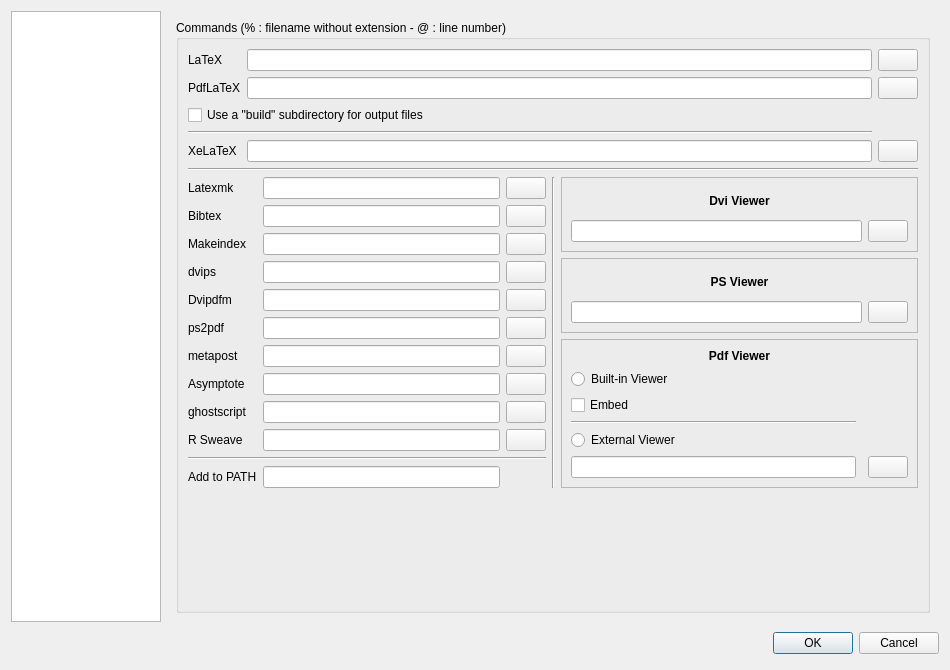
The window that configdialog.ui (orao/texmaker) describes before a commit, drawn with Qt 5.
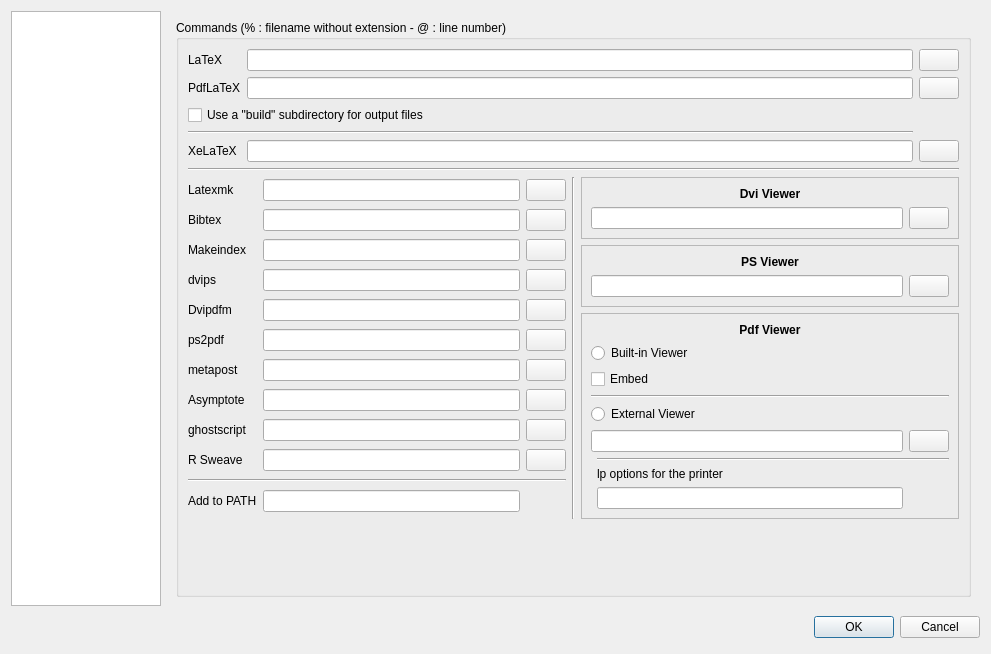
The same window after the commit. Icons and pictures are not drawn.

```diff
--- a/configdialog.ui
+++ b/configdialog.ui
@@ -6,8 +6,8 @@
    <rect>
     <x>0</x>
     <y>0</y>
-    <width>950</width>
-    <height>670</height>
+    <width>991</width>
+    <height>654</height>
    </rect>
   </property>
   <property name="windowTitle">
@@ -54,30 +54,6 @@
      </property>
     </widget>
    </item>
-   <item row="1" column="1">
-    <layout class="QHBoxLayout">
-     <item>
-      <spacer>
-       <property name="orientation">
-        <enum>Qt::Horizontal</enum>
-       </property>
-       <property name="sizeHint" stdset="0">
-        <size>
-         <width>407</width>
-         <height>31</height>
-        </size>
-       </property>
-      </spacer>
-     </item>
-     <item>
-      <widget class="QDialogButtonBox" name="buttonBox">
-       <property name="standardButtons">
-        <set>QDialogButtonBox::Cancel|QDialogButtonBox::Ok</set>
-       </property>
-      </widget>
-     </item>
-    </layout>
-   </item>
    <item row="0" column="1">
     <widget class="QStackedWidget" name="pagesWidget">
      <property name="sizePolicy">
@@ -96,7 +72,7 @@
       <number>0</number>
      </property>
      <widget class="QWidget" name="pt">
-      <layout class="QGridLayout" name="gridLayout_5">
+      <layout class="QGridLayout" name="gridLayout_17">
        <item row="0" column="0">
         <widget class="QGroupBox" name="groupBox">
          <property name="sizePolicy">
@@ -108,80 +84,22 @@
          <property name="title">
           <string>Commands (% : filename without extension - @ : line number)</string>
          </property>
-         <layout class="QGridLayout" name="gridLayout_18">
-          <item row="3" column="2">
-           <layout class="QVBoxLayout" name="verticalLayout_2">
-            <property name="sizeConstraint">
-             <enum>QLayout::SetDefaultConstraint</enum>
-            </property>
-            <item>
-             <widget class="QFrame" name="frame">
-              <property name="frameShape">
-               <enum>QFrame::StyledPanel</enum>
-              </property>
-              <property name="frameShadow">
-               <enum>QFrame::Raised</enum>
-              </property>
-              <layout class="QGridLayout" name="gridLayout_15">
-               <item row="0" column="0">
-                <layout class="QGridLayout" name="gridLayout_11">
-                 <item row="0" column="0" colspan="2">
-                  <widget class="QLabel" name="labelDviview">
-                   <property name="font">
-                    <font>
-                     <weight>75</weight>
-                     <bold>true</bold>
-                    </font>
-                   </property>
-                   <property name="text">
-                    <string>Dvi Viewer</string>
-                   </property>
-                   <property name="alignment">
-                    <set>Qt::AlignCenter</set>
-                   </property>
-                  </widget>
-                 </item>
-                 <item row="1" column="0">
-                  <widget class="QLineEdit" name="lineEditDviviewer">
-                   <property name="sizePolicy">
-                    <sizepolicy hsizetype="MinimumExpanding" vsizetype="Fixed">
-                     <horstretch>0</horstretch>
-                     <verstretch>0</verstretch>
-                    </sizepolicy>
-                   </property>
-                  </widget>
-                 </item>
-                 <item row="1" column="1">
-                  <widget class="QPushButton" name="pushButtonDviviewer">
-                   <property name="text">
-                    <string/>
-                   </property>
-                   <property name="icon">
-                    <iconset resource="texmaker.qrc">
-                     <normaloff>:/images/fileopen.png</normaloff>:/images/fileopen.png</iconset>
-                   </property>
-                   <property name="iconSize">
-                    <size>
-                     <width>16</width>
-                     <height>16</height>
-                    </size>
-                   </property>
-                  </widget>
-                 </item>
-                </layout>
-               </item>
-              </layout>
-             </widget>
-            </item>
-            <item>
-             <widget class="QFrame" name="frame_2">
-              <property name="frameShape">
-               <enum>QFrame::StyledPanel</enum>
-              </property>
-              <property name="frameShadow">
-               <enum>QFrame::Raised</enum>
-              </property>
               <layout class="QGridLayout" name="gridLayout_16">
+          <item row="3" column="2">
+           <widget class="QFrame" name="frame_2">
+            <property name="sizePolicy">
+             <sizepolicy hsizetype="MinimumExpanding" vsizetype="Preferred">
+              <horstretch>0</horstretch>
+              <verstretch>0</verstretch>
+             </sizepolicy>
+            </property>
+            <property name="frameShape">
+             <enum>QFrame::StyledPanel</enum>
+            </property>
+            <property name="frameShadow">
+             <enum>QFrame::Raised</enum>
+            </property>
+            <layout class="QGridLayout" name="gridLayout_5">
                <item row="0" column="0">
                 <layout class="QGridLayout" name="gridLayout_12">
                  <item row="0" column="0" colspan="2">
@@ -232,31 +150,23 @@
               </layout>
              </widget>
             </item>
-            <item>
+          <item row="4" column="2">
              <widget class="QFrame" name="frame_3">
+            <property name="sizePolicy">
+             <sizepolicy hsizetype="MinimumExpanding" vsizetype="Preferred">
+              <horstretch>0</horstretch>
+              <verstretch>0</verstretch>
+             </sizepolicy>
+            </property>
               <property name="frameShape">
                <enum>QFrame::StyledPanel</enum>
               </property>
               <property name="frameShadow">
                <enum>QFrame::Raised</enum>
               </property>
-              <layout class="QGridLayout" name="gridLayout_17">
+            <layout class="QGridLayout" name="gridLayout_15">
                <item row="0" column="0">
                 <layout class="QGridLayout" name="gridLayout_2">
-                 <item row="3" column="0">
-                  <widget class="Line" name="line_12">
-                   <property name="orientation">
-                    <enum>Qt::Horizontal</enum>
-                   </property>
-                  </widget>
-                 </item>
-                 <item row="2" column="0" colspan="3">
-                  <widget class="QCheckBox" name="checkBoxInternalPdfViewEmbed">
-                   <property name="text">
-                    <string>Embed</string>
-                   </property>
-                  </widget>
-                 </item>
                  <item row="0" column="0" colspan="3">
                   <widget class="QLabel" name="labelPdfview">
                    <property name="font">
@@ -273,7 +183,27 @@
                    </property>
                   </widget>
                  </item>
-                 <item row="4" column="0">
+               <item row="1" column="0" colspan="2">
+                <widget class="QRadioButton" name="radioButtonInternalPdfViewer">
+                 <property name="sizePolicy">
+                  <sizepolicy hsizetype="MinimumExpanding" vsizetype="Fixed">
+                   <horstretch>0</horstretch>
+                   <verstretch>0</verstretch>
+                  </sizepolicy>
+                 </property>
+                 <property name="text">
+                  <string>Built-in Viewer</string>
+                 </property>
+                </widget>
+               </item>
+               <item row="3" column="0" colspan="3">
+                <widget class="Line" name="line_12">
+                 <property name="orientation">
+                  <enum>Qt::Horizontal</enum>
+                 </property>
+                </widget>
+               </item>
+               <item row="4" column="0" colspan="2">
                   <widget class="QRadioButton" name="radioButtonExternalPdfViewer">
                    <property name="sizePolicy">
                     <sizepolicy hsizetype="MinimumExpanding" vsizetype="Fixed">
@@ -286,7 +216,7 @@
                    </property>
                   </widget>
                  </item>
-                 <item row="5" column="0">
+               <item row="5" column="0" colspan="2">
                   <widget class="QLineEdit" name="lineEditPdfviewer">
                    <property name="sizePolicy">
                     <sizepolicy hsizetype="MinimumExpanding" vsizetype="Fixed">
@@ -297,24 +227,11 @@
                    <property name="minimumSize">
                     <size>
                      <width>0</width>
-                     <height>20</height>
+                   <height>0</height>
                     </size>
                    </property>
                   </widget>
                  </item>
-                 <item row="1" column="0" colspan="3">
-                  <widget class="QRadioButton" name="radioButtonInternalPdfViewer">
-                   <property name="sizePolicy">
-                    <sizepolicy hsizetype="MinimumExpanding" vsizetype="Fixed">
-                     <horstretch>0</horstretch>
-                     <verstretch>0</verstretch>
-                    </sizepolicy>
-                   </property>
-                   <property name="text">
-                    <string>Built-in Viewer</string>
-                   </property>
-                  </widget>
-                 </item>
                  <item row="5" column="2">
                   <widget class="QPushButton" name="pushButtonPdfviewer">
                    <property name="text">
@@ -332,12 +249,47 @@
                    </property>
                   </widget>
                  </item>
-                </layout>
+               <item row="8" column="1">
+                <widget class="QLabel" name="label_7">
+                 <property name="text">
+                  <string>lp options for the printer</string>
+                 </property>
+                </widget>
                </item>
-              </layout>
-             </widget>
-            </item>
-           </layout>
+               <item row="9" column="1">
+                <widget class="QLineEdit" name="lineEditPrinter">
+                 <property name="sizePolicy">
+                  <sizepolicy hsizetype="MinimumExpanding" vsizetype="Fixed">
+                   <horstretch>0</horstretch>
+                   <verstretch>0</verstretch>
+                  </sizepolicy>
+                 </property>
+                 <property name="minimumSize">
+                  <size>
+                   <width>0</width>
+                   <height>0</height>
+                  </size>
+                 </property>
+                </widget>
+               </item>
+               <item row="6" column="1" colspan="2">
+                <widget class="Line" name="line_14">
+                 <property name="orientation">
+                  <enum>Qt::Horizontal</enum>
+                 </property>
+                </widget>
+               </item>
+               <item row="2" column="0" colspan="2">
+                <widget class="QCheckBox" name="checkBoxInternalPdfViewEmbed">
+                 <property name="text">
+                  <string>Embed</string>
+                 </property>
+                </widget>
+               </item>
+              </layout>
+             </item>
+            </layout>
+           </widget>
           </item>
           <item row="0" column="0" colspan="3">
            <layout class="QGridLayout" name="gridLayout_13">
@@ -441,34 +393,14 @@
             </item>
            </layout>
           </item>
-          <item row="1" column="0" rowspan="2" colspan="3">
+          <item row="1" column="0" colspan="3">
            <widget class="Line" name="line_4">
             <property name="orientation">
              <enum>Qt::Horizontal</enum>
             </property>
            </widget>
           </item>
-          <item row="3" column="1">
-           <widget class="Line" name="line_7">
-            <property name="orientation">
-             <enum>Qt::Vertical</enum>
-            </property>
-           </widget>
-          </item>
-          <item row="5" column="0" colspan="3">
-           <spacer name="verticalSpacer_2">
-            <property name="orientation">
-             <enum>Qt::Vertical</enum>
-            </property>
-            <property name="sizeHint" stdset="0">
-             <size>
-              <width>308</width>
-              <height>156</height>
-             </size>
-            </property>
-           </spacer>
-          </item>
-          <item row="3" column="0">
+          <item row="2" column="0" rowspan="3">
            <layout class="QGridLayout" name="gridLayout_14">
             <property name="sizeConstraint">
              <enum>QLayout::SetDefaultConstraint</enum>
@@ -481,7 +413,14 @@
              </widget>
             </item>
             <item row="0" column="1">
-             <widget class="QLineEdit" name="lineEditLatexmk"/>
+             <widget class="QLineEdit" name="lineEditLatexmk">
+              <property name="minimumSize">
+               <size>
+                <width>0</width>
+                <height>0</height>
+               </size>
+              </property>
+             </widget>
             </item>
             <item row="0" column="2">
              <widget class="QPushButton" name="pushButtonLatexmk">
@@ -756,14 +695,99 @@
             </item>
            </layout>
           </item>
-         </layout>
-        </widget>
-       </item>
-      </layout>
-     </widget>
-     <widget class="QWidget" name="pq">
+          <item row="2" column="1" rowspan="3">
+           <widget class="Line" name="line_7">
+            <property name="orientation">
+             <enum>Qt::Vertical</enum>
+            </property>
+           </widget>
+          </item>
+          <item row="2" column="2">
+           <widget class="QFrame" name="frame">
+            <property name="sizePolicy">
+             <sizepolicy hsizetype="MinimumExpanding" vsizetype="Preferred">
+              <horstretch>0</horstretch>
+              <verstretch>0</verstretch>
+             </sizepolicy>
+            </property>
+            <property name="frameShape">
+             <enum>QFrame::StyledPanel</enum>
+            </property>
+            <property name="frameShadow">
+             <enum>QFrame::Raised</enum>
+            </property>
       <layout class="QGridLayout" name="gridLayout_4">
        <item row="0" column="0">
+              <layout class="QGridLayout" name="gridLayout_11">
+               <item row="0" column="0" colspan="2">
+                <widget class="QLabel" name="labelDviview">
+                 <property name="font">
+                  <font>
+                   <weight>75</weight>
+                   <bold>true</bold>
+                  </font>
+                 </property>
+                 <property name="text">
+                  <string>Dvi Viewer</string>
+                 </property>
+                 <property name="alignment">
+                  <set>Qt::AlignCenter</set>
+                 </property>
+                </widget>
+               </item>
+               <item row="1" column="0">
+                <widget class="QLineEdit" name="lineEditDviviewer">
+                 <property name="sizePolicy">
+                  <sizepolicy hsizetype="MinimumExpanding" vsizetype="Fixed">
+                   <horstretch>0</horstretch>
+                   <verstretch>0</verstretch>
+                  </sizepolicy>
+                 </property>
+                </widget>
+               </item>
+               <item row="1" column="1">
+                <widget class="QPushButton" name="pushButtonDviviewer">
+                 <property name="text">
+                  <string/>
+                 </property>
+                 <property name="icon">
+                  <iconset resource="texmaker.qrc">
+                   <normaloff>:/images/fileopen.png</normaloff>:/images/fileopen.png</iconset>
+                 </property>
+                 <property name="iconSize">
+                  <size>
+                   <width>16</width>
+                   <height>16</height>
+                  </size>
+                 </property>
+                </widget>
+               </item>
+              </layout>
+             </item>
+            </layout>
+           </widget>
+          </item>
+          <item row="5" column="0" colspan="3">
+           <spacer name="verticalSpacer_2">
+            <property name="orientation">
+             <enum>Qt::Vertical</enum>
+            </property>
+            <property name="sizeHint" stdset="0">
+             <size>
+              <width>20</width>
+              <height>40</height>
+             </size>
+            </property>
+           </spacer>
+          </item>
+         </layout>
+        </widget>
+       </item>
+      </layout>
+     </widget>
+     <widget class="QWidget" name="pq">
+      <layout class="QGridLayout" name="gridLayout_3">
+       <item row="0" column="0">
         <widget class="QGroupBox" name="groupBox_2">
          <property name="sizePolicy">
           <sizepolicy hsizetype="Expanding" vsizetype="Expanding">
@@ -1304,6 +1328,30 @@
      </widget>
     </widget>
    </item>
+   <item row="1" column="1">
+    <layout class="QHBoxLayout">
+     <item>
+      <spacer>
+       <property name="orientation">
+        <enum>Qt::Horizontal</enum>
+       </property>
+       <property name="sizeHint" stdset="0">
+        <size>
+         <width>407</width>
+         <height>31</height>
+        </size>
+       </property>
+      </spacer>
+     </item>
+     <item>
+      <widget class="QDialogButtonBox" name="buttonBox">
+       <property name="standardButtons">
+        <set>QDialogButtonBox::Cancel|QDialogButtonBox::Ok</set>
+       </property>
+      </widget>
+     </item>
+    </layout>
+   </item>
   </layout>
  </widget>
  <tabstops>
```
Left out of the diff: 230 changed lines with no effect on the pictures. Lines whose indentation alone changed are shown as unchanged.
